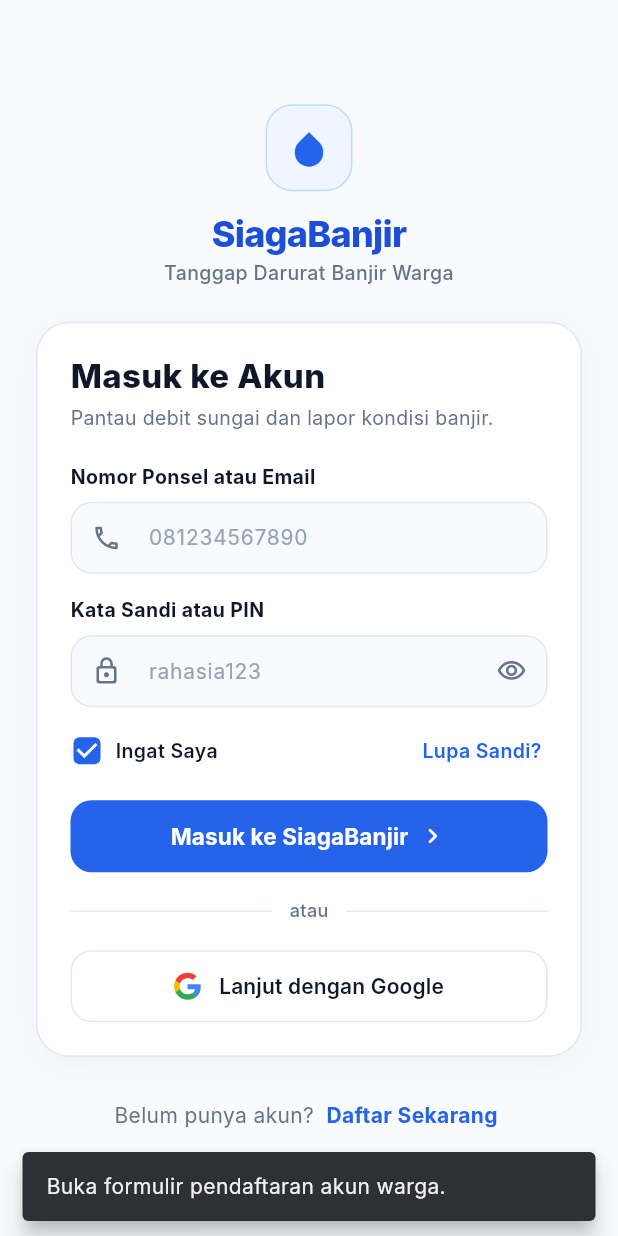
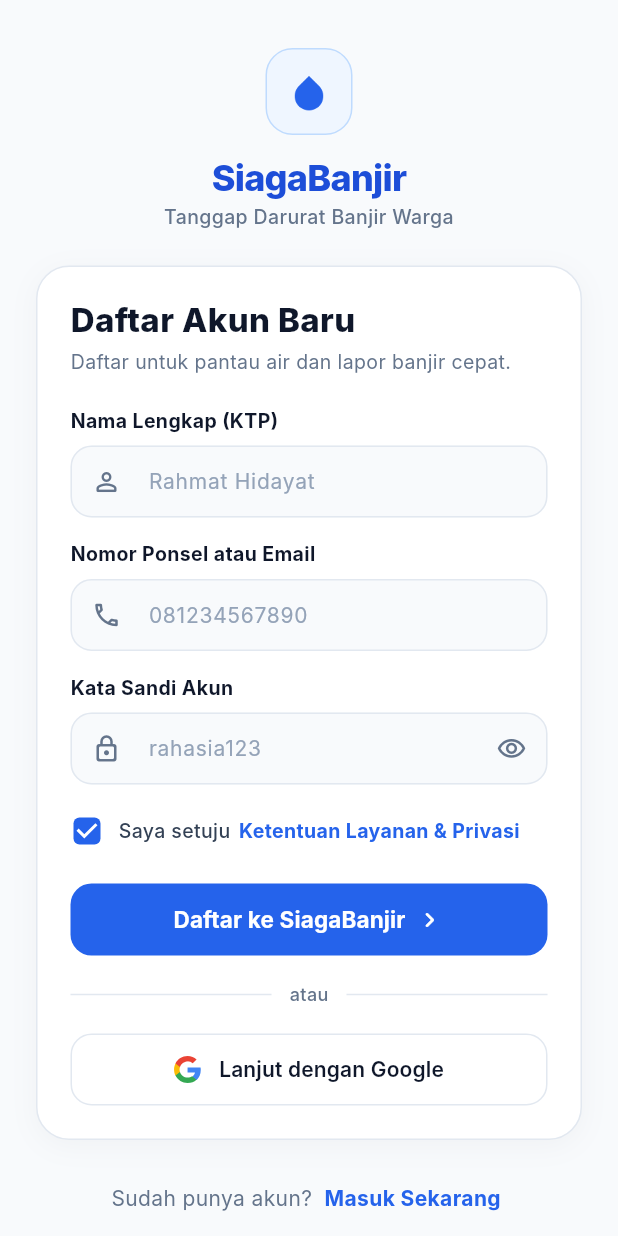
Before and after one commit to muhammadrafifatihulihsan/siagabanjir, a Flutter app: the LoginScreen screen opened directly, after a tap on "Daftar Sekarang", on a phone screen of 412 x 824 dp. Run offline on Flutter 3.47's test engine with Material 3 defaults, Android fonts, the phone set to English and light mode, and no system bars.

Commit message:
feat(auth): implementasi halaman register sesuai desain auth_register.svg dan integrasi navigasi login

```diff
--- a/apps/siagabanjir/lib/features/auth/presentation/login_screen.dart
+++ b/apps/siagabanjir/lib/features/auth/presentation/login_screen.dart
@@ -1,6 +1,7 @@
 import 'package:flutter/material.dart';
 
 import '../../../shared/theme/siaga_theme.dart';
+import 'register_screen.dart';
 import 'widgets/login_card.dart';
 import 'widgets/login_footer.dart';
 import 'widgets/login_header.dart';
@@ -88,7 +89,17 @@
     if (widget.onRegister != null) {
       widget.onRegister!();
     } else {
-      _showFeedback('Buka formulir pendaftaran akun warga.');
+      Navigator.of(context).push(
+        MaterialPageRoute<void>(
+          builder: (ctx) => RegisterScreen(
+            onLogin: () => Navigator.of(ctx).pop(),
+            onRegisterSuccess: (user) {
+              Navigator.of(ctx).pop();
+              _showFeedback('Akun $user berhasil didaftarkan. Silakan masuk.');
+            },
+          ),
+        ),
+      );
     }
   }
 
--- /dev/null
+++ b/apps/siagabanjir/lib/features/auth/presentation/register_screen.dart
@@ -0,0 +1,169 @@
+import 'package:flutter/material.dart';
+
+import '../../../shared/theme/siaga_theme.dart';
+import 'login_screen.dart';
+import 'widgets/login_header.dart';
+import 'widgets/register_card.dart';
+import 'widgets/register_footer.dart';
+
+// Layar Pendaftaran Akun Baru (Register) SiagaBanjir sesuai spesifikasi desain auth_register.svg.
+// Memfasilitasi pendaftaran warga baru untuk memantau debit air dan melaporkan kondisi banjir secara cepat.
+class RegisterScreen extends StatefulWidget {
+  const RegisterScreen({
+    super.key,
+    this.onRegisterSuccess,
+    this.onLogin,
+    this.onTermsAndPrivacy,
+    this.onGoogleSignUp,
+  });
+
+  final ValueChanged<String>? onRegisterSuccess;
+  final VoidCallback? onLogin;
+  final VoidCallback? onTermsAndPrivacy;
+  final VoidCallback? onGoogleSignUp;
+
+  @override
+  State<RegisterScreen> createState() => _RegisterScreenState();
+}
+
+class _RegisterScreenState extends State<RegisterScreen> {
+  final _scroll = ScrollController();
+  final _nameController = TextEditingController();
+  final _identifierController = TextEditingController();
+  final _passwordController = TextEditingController();
+  bool _agreedToTerms = true;
+
+  @override
+  void dispose() {
+    _scroll.dispose();
+    _nameController.dispose();
+    _identifierController.dispose();
+    _passwordController.dispose();
+    super.dispose();
+  }
+
+  void _showFeedback(String message) {
+    ScaffoldMessenger.of(context).hideCurrentSnackBar();
+    ScaffoldMessenger.of(context).showSnackBar(
+      SnackBar(
+        content: Text(message),
+        duration: const Duration(seconds: 2),
+        behavior: SnackBarBehavior.floating,
+      ),
+    );
+  }
+
+  void _handleSubmit() {
+    final name = _nameController.text.trim();
+    final identifier = _identifierController.text.trim();
+    final password = _passwordController.text;
+
+    if (name.isEmpty) {
+      _showFeedback('Nama lengkap (KTP) wajib diisi.');
+      return;
+    }
+
+    if (identifier.isEmpty) {
+      _showFeedback('Nomor ponsel atau email wajib diisi.');
+      return;
+    }
+
+    if (password.isEmpty) {
+      _showFeedback('Kata sandi akun wajib diisi.');
+      return;
+    }
+
+    if (!_agreedToTerms) {
+      _showFeedback('Anda harus menyetujui Ketentuan Layanan & Privasi.');
+      return;
+    }
+
+    _showFeedback('Pendaftaran berhasil untuk $name.');
+    widget.onRegisterSuccess?.call(name);
+  }
+
+  void _handleLogin() {
+    if (widget.onLogin != null) {
+      widget.onLogin!();
+    } else if (Navigator.of(context).canPop()) {
+      Navigator.of(context).pop();
+    } else {
+      Navigator.of(context).pushReplacement(
+        MaterialPageRoute<void>(
+          builder: (ctx) => const LoginScreen(),
+        ),
+      );
+    }
+  }
+
+  void _handleTermsAndPrivacy() {
+    if (widget.onTermsAndPrivacy != null) {
+      widget.onTermsAndPrivacy!();
+    } else {
+      showDialog<void>(
+        context: context,
+        builder: (dialogCtx) => AlertDialog(
+          title: const Text('Ketentuan Layanan & Privasi'),
+          content: const SingleChildScrollView(
+            child: Text(
+              'Dengan mendaftar SiagaBanjir, Anda menyetujui penggunaan data pribadi '
+              'secara aman untuk koordinasi kesiapsiagaan darurat banjir dan pelaporan warga.',
+            ),
+          ),
+          actions: [
+            FilledButton(
+              onPressed: () => Navigator.of(dialogCtx).pop(),
+              child: const Text('Tutup'),
+            ),
+          ],
+        ),
+      );
+    }
+  }
+
+  void _handleGoogleSignUp() {
+    if (widget.onGoogleSignUp != null) {
+      widget.onGoogleSignUp!();
+    } else {
+      _showFeedback('Pendaftaran akun dengan akun Google.');
+    }
+  }
+
+  @override
+  Widget build(BuildContext context) => Scaffold(
+    backgroundColor: SiagaTheme.background,
+    body: SafeArea(
+      child: Center(
+        child: ConstrainedBox(
+          constraints: const BoxConstraints(maxWidth: 420),
+          child: SingleChildScrollView(
+            key: const PageStorageKey('register-scroll'),
+            controller: _scroll,
+            padding: const EdgeInsets.symmetric(horizontal: 24, vertical: 32),
+            child: Column(
+              crossAxisAlignment: CrossAxisAlignment.stretch,
+              children: [
+                const LoginHeader(),
+                const SizedBox(height: 24),
+                RegisterCard(
+                  nameController: _nameController,
+                  identifierController: _identifierController,
+                  passwordController: _passwordController,
+                  agreedToTerms: _agreedToTerms,
+                  onAgreedToTermsChanged: (val) {
+                    setState(() => _agreedToTerms = val);
+                  },
+                  onSubmit: _handleSubmit,
+                  onTermsAndPrivacy: _handleTermsAndPrivacy,
+                  onGoogleSignUp: _handleGoogleSignUp,
+                ),
+                const SizedBox(height: 28),
+                RegisterFooter(onLogin: _handleLogin),
+              ],
+            ),
+          ),
+        ),
+      ),
+    ),
+  );
+}
--- /dev/null
+++ b/apps/siagabanjir/lib/features/auth/presentation/widgets/register_card.dart
@@ -0,0 +1,344 @@
+import 'package:flutter/material.dart';
+
+import '../../../../shared/theme/siaga_theme.dart';
+import 'google_sign_in_button.dart';
+
+// Kartu formulir putih utama halaman pendaftaran akun baru sesuai desain SVG auth_register.
+// Mengelola input nama lengkap KTP, nomor ponsel/email, kata sandi akun,
+// persetujuan ketentuan layanan, serta aksi daftar dan pendaftaran via Google.
+class RegisterCard extends StatefulWidget {
+  const RegisterCard({
+    super.key,
+    required this.nameController,
+    required this.identifierController,
+    required this.passwordController,
+    required this.agreedToTerms,
+    required this.onAgreedToTermsChanged,
+    required this.onSubmit,
+    required this.onTermsAndPrivacy,
+    required this.onGoogleSignUp,
+  });
+
+  final TextEditingController nameController;
+  final TextEditingController identifierController;
+  final TextEditingController passwordController;
+  final bool agreedToTerms;
+  final ValueChanged<bool> onAgreedToTermsChanged;
+  final VoidCallback onSubmit;
+  final VoidCallback onTermsAndPrivacy;
+  final VoidCallback onGoogleSignUp;
+
+  @override
+  State<RegisterCard> createState() => _RegisterCardState();
+}
+
+class _RegisterCardState extends State<RegisterCard> {
+  bool _obscurePassword = true;
+
+  @override
+  Widget build(BuildContext context) => Container(
+    padding: const EdgeInsets.all(22),
+    decoration: BoxDecoration(
+      color: Colors.white,
+      border: Border.all(color: const Color(0xFFE2E8F0)),
+      borderRadius: BorderRadius.circular(22),
+      boxShadow: const [
+        BoxShadow(
+          color: Color(0x0A0F172A),
+          blurRadius: 16,
+          offset: Offset(0, 4),
+        ),
+      ],
+    ),
+    child: Column(
+      crossAxisAlignment: CrossAxisAlignment.stretch,
+      children: [
+        // Judul section formulir
+        const Text(
+          'Daftar Akun Baru',
+          style: TextStyle(
+            fontSize: 22,
+            fontWeight: FontWeight.w800,
+            color: Color(0xFF0F172A),
+            height: 1.2,
+          ),
+        ),
+        const SizedBox(height: 6),
+        // Subjudul tujuan
+        const Text(
+          'Daftar untuk pantau air dan lapor banjir cepat.',
+          style: TextStyle(
+            fontSize: 13,
+            fontWeight: FontWeight.w400,
+            color: SiagaTheme.muted,
+            height: 1.4,
+          ),
+        ),
+        const SizedBox(height: 22),
+
+        // Input 1: Nama Lengkap (KTP)
+        const Text(
+          'Nama Lengkap (KTP)',
+          style: TextStyle(
+            fontSize: 13,
+            fontWeight: FontWeight.w700,
+            color: Color(0xFF0F172A),
+          ),
+        ),
+        const SizedBox(height: 8),
+        _buildTextField(
+          controller: widget.nameController,
+          hintText: 'Rahmat Hidayat',
+          prefixIcon: Icons.person_outline_rounded,
+          keyboardType: TextInputType.name,
+          semanticLabel: 'Nama Lengkap (KTP)',
+        ),
+        const SizedBox(height: 16),
+
+        // Input 2: Nomor Ponsel atau Email
+        const Text(
+          'Nomor Ponsel atau Email',
+          style: TextStyle(
+            fontSize: 13,
+            fontWeight: FontWeight.w700,
+            color: Color(0xFF0F172A),
+          ),
+        ),
+        const SizedBox(height: 8),
+        _buildTextField(
+          controller: widget.identifierController,
+          hintText: '081234567890',
+          prefixIcon: Icons.phone_outlined,
+          keyboardType: TextInputType.emailAddress,
+          semanticLabel: 'Nomor Ponsel atau Email',
+        ),
+        const SizedBox(height: 16),
+
+        // Input 3: Kata Sandi Akun
+        const Text(
+          'Kata Sandi Akun',
+          style: TextStyle(
+            fontSize: 13,
+            fontWeight: FontWeight.w700,
+            color: Color(0xFF0F172A),
+          ),
+        ),
+        const SizedBox(height: 8),
+        _buildTextField(
+          controller: widget.passwordController,
+          hintText: 'rahasia123',
+          prefixIcon: Icons.lock_outline_rounded,
+          obscureText: _obscurePassword,
+          semanticLabel: 'Kata Sandi Akun',
+          suffixIcon: IconButton(
+            icon: Icon(
+              _obscurePassword
+                  ? Icons.visibility_outlined
+                  : Icons.visibility_off_outlined,
+              size: 20,
+              color: const Color(0xFF64748B),
+            ),
+            tooltip: _obscurePassword
+                ? 'Tampilkan kata sandi'
+                : 'Sembunyikan kata sandi',
+            onPressed: () {
+              setState(() {
+                _obscurePassword = !_obscurePassword;
+              });
+            },
+          ),
+        ),
+        const SizedBox(height: 16),
+
+        // Persetujuan Ketentuan Layanan & Privasi (Checkbox + Tautan Aksesibel)
+        InkWell(
+          onTap: () => widget.onAgreedToTermsChanged(!widget.agreedToTerms),
+          borderRadius: BorderRadius.circular(6),
+          child: Padding(
+            padding: const EdgeInsets.symmetric(vertical: 4),
+            child: Row(
+              crossAxisAlignment: CrossAxisAlignment.center,
+              children: [
+                SizedBox(
+                  width: 22,
+                  height: 22,
+                  child: Checkbox(
+                    value: widget.agreedToTerms,
+                    activeColor: const Color(0xFF2563EB),
+                    shape: RoundedRectangleBorder(
+                      borderRadius: BorderRadius.circular(4),
+                    ),
+                    side: const BorderSide(
+                      color: Color(0xFFCBD5E1),
+                      width: 1.5,
+                    ),
+                    onChanged: (val) {
+                      if (val != null) widget.onAgreedToTermsChanged(val);
+                    },
+                  ),
+                ),
+                const SizedBox(width: 10),
+                Expanded(
+                  child: Wrap(
+                    crossAxisAlignment: WrapCrossAlignment.center,
+                    children: [
+                      const Text(
+                        'Saya setuju ',
+                        style: TextStyle(
+                          fontSize: 13,
+                          fontWeight: FontWeight.w500,
+                          color: Color(0xFF334155),
+                        ),
+                      ),
+                      Semantics(
+                        button: true,
+                        label: 'Ketentuan Layanan & Privasi, buka dokumen syarat dan privasi',
+                        child: InkWell(
+                          onTap: widget.onTermsAndPrivacy,
+                          borderRadius: BorderRadius.circular(4),
+                          child: const Padding(
+                            padding: EdgeInsets.symmetric(
+                              horizontal: 2,
+                              vertical: 2,
+                            ),
+                            child: Text(
+                              'Ketentuan Layanan & Privasi',
+                              style: TextStyle(
+                                fontSize: 13,
+                                fontWeight: FontWeight.w700,
+                                color: Color(0xFF2563EB),
+                              ),
+                            ),
+                          ),
+                        ),
+                      ),
+                    ],
+                  ),
+                ),
+              ],
+            ),
+          ),
+        ),
+        const SizedBox(height: 20),
+
+        // Tombol Utama: Daftar ke SiagaBanjir >
+        Semantics(
+          button: true,
+          label: 'Daftar ke SiagaBanjir',
+          child: SizedBox(
+            height: 48,
+            child: FilledButton(
+              style: FilledButton.styleFrom(
+                backgroundColor: const Color(0xFF2563EB),
+                foregroundColor: Colors.white,
+                shape: RoundedRectangleBorder(
+                  borderRadius: BorderRadius.circular(14),
+                ),
+                padding: const EdgeInsets.symmetric(horizontal: 16),
+              ),
+              onPressed: widget.onSubmit,
+              child: const FittedBox(
+                fit: BoxFit.scaleDown,
+                child: Row(
+                  mainAxisAlignment: MainAxisAlignment.center,
+                  children: [
+                    Text(
+                      'Daftar ke SiagaBanjir',
+                      style: TextStyle(
+                        fontSize: 15,
+                        fontWeight: FontWeight.w700,
+                        color: Colors.white,
+                      ),
+                    ),
+                    SizedBox(width: 6),
+                    Icon(
+                      Icons.chevron_right_rounded,
+                      size: 20,
+                      color: Colors.white,
+                    ),
+                  ],
+                ),
+              ),
+            ),
+          ),
+        ),
+        const SizedBox(height: 18),
+
+        // Pemisah: 'atau'
+        const Row(
+          children: [
+            Expanded(child: Divider(color: Color(0xFFE2E8F0), thickness: 1)),
+            Padding(
+              padding: EdgeInsets.symmetric(horizontal: 12),
+              child: Text(
+                'atau',
+                style: TextStyle(
+                  fontSize: 12,
+                  fontWeight: FontWeight.w500,
+                  color: Color(0xFF64748B),
+                ),
+              ),
+            ),
+            Expanded(child: Divider(color: Color(0xFFE2E8F0), thickness: 1)),
+          ],
+        ),
+        const SizedBox(height: 18),
+
+        // Tombol Pendaftaran dengan Google
+        GoogleSignInButton(onPressed: widget.onGoogleSignUp),
+      ],
+    ),
+  );
+
+  Widget _buildTextField({
+    required TextEditingController controller,
+    required String hintText,
+    required IconData prefixIcon,
+    required String semanticLabel,
+    bool obscureText = false,
+    TextInputType? keyboardType,
+    Widget? suffixIcon,
+  }) => Semantics(
+    textField: true,
+    label: semanticLabel,
+    child: TextFormField(
+      controller: controller,
+      obscureText: obscureText,
+      keyboardType: keyboardType,
+      style: const TextStyle(
+        fontSize: 14,
+        fontWeight: FontWeight.w600,
+        color: Color(0xFF0F172A),
+      ),
+      decoration: InputDecoration(
+        isDense: true,
+        filled: true,
+        fillColor: const Color(0xFFF8FAFC),
+        hintText: hintText,
+        hintStyle: const TextStyle(
+          fontSize: 14,
+          fontWeight: FontWeight.w400,
+          color: Color(0xFF94A3B8),
+        ),
+        prefixIcon: Icon(prefixIcon, size: 20, color: const Color(0xFF64748B)),
+        suffixIcon: suffixIcon,
+        contentPadding: const EdgeInsets.symmetric(
+          horizontal: 14,
+          vertical: 14,
+        ),
+        border: OutlineInputBorder(
+          borderRadius: BorderRadius.circular(14),
+          borderSide: const BorderSide(color: Color(0xFFE2E8F0)),
+        ),
+        enabledBorder: OutlineInputBorder(
+          borderRadius: BorderRadius.circular(14),
+          borderSide: const BorderSide(color: Color(0xFFE2E8F0)),
+        ),
+        focusedBorder: OutlineInputBorder(
+          borderRadius: BorderRadius.circular(14),
+          borderSide: const BorderSide(color: Color(0xFF2563EB), width: 1.5),
+        ),
+      ),
+    ),
+  );
+}
--- /dev/null
+++ b/apps/siagabanjir/lib/features/auth/presentation/widgets/register_footer.dart
@@ -0,0 +1,47 @@
+import 'package:flutter/material.dart';
+
+import '../../../../shared/theme/siaga_theme.dart';
+
+// Bagian tautan bawah untuk masuk bagi warga yang sudah memiliki akun sesuai desain auth_register.svg.
+class RegisterFooter extends StatelessWidget {
+  const RegisterFooter({super.key, required this.onLogin});
+
+  final VoidCallback onLogin;
+
+  @override
+  Widget build(BuildContext context) => Center(
+    child: Wrap(
+      alignment: WrapAlignment.center,
+      crossAxisAlignment: WrapCrossAlignment.center,
+      children: [
+        const Text(
+          'Sudah punya akun? ',
+          style: TextStyle(
+            fontSize: 14,
+            fontWeight: FontWeight.w400,
+            color: SiagaTheme.muted,
+          ),
+        ),
+        Semantics(
+          button: true,
+          label: 'Masuk Sekarang, kembali ke halaman masuk',
+          child: InkWell(
+            onTap: onLogin,
+            borderRadius: BorderRadius.circular(4),
+            child: const Padding(
+              padding: EdgeInsets.symmetric(horizontal: 4, vertical: 2),
+              child: Text(
+                'Masuk Sekarang',
+                style: TextStyle(
+                  fontSize: 14,
+                  fontWeight: FontWeight.w700,
+                  color: Color(0xFF2563EB),
+                ),
+              ),
+            ),
+          ),
+        ),
+      ],
+    ),
+  );
+}
```
Also changed, not shown: 6 other files.
